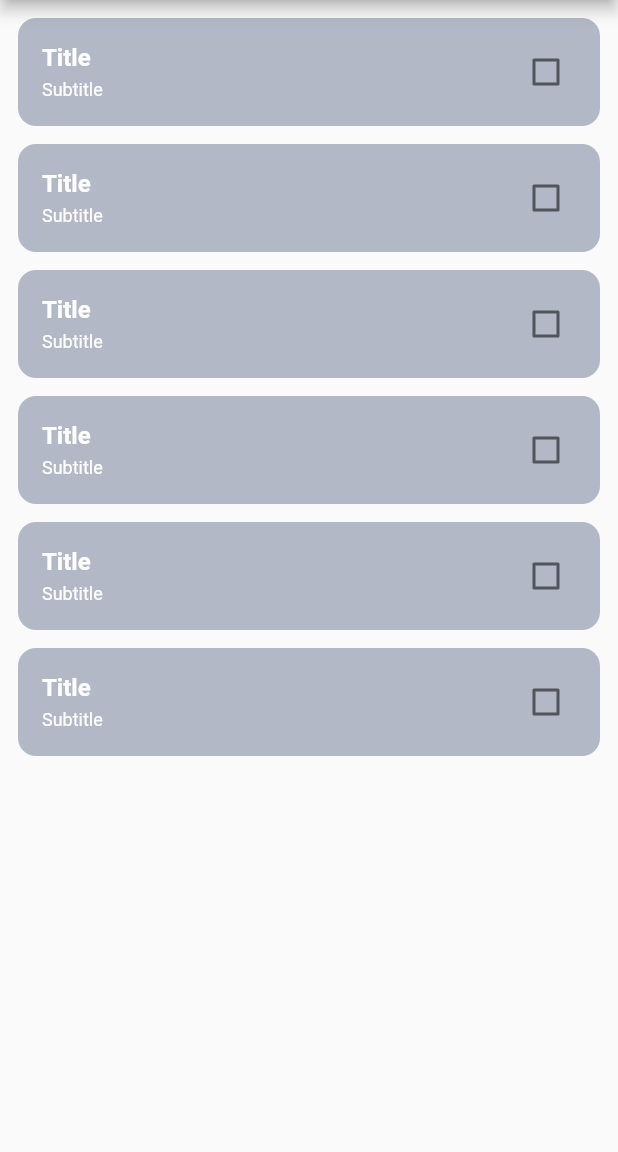
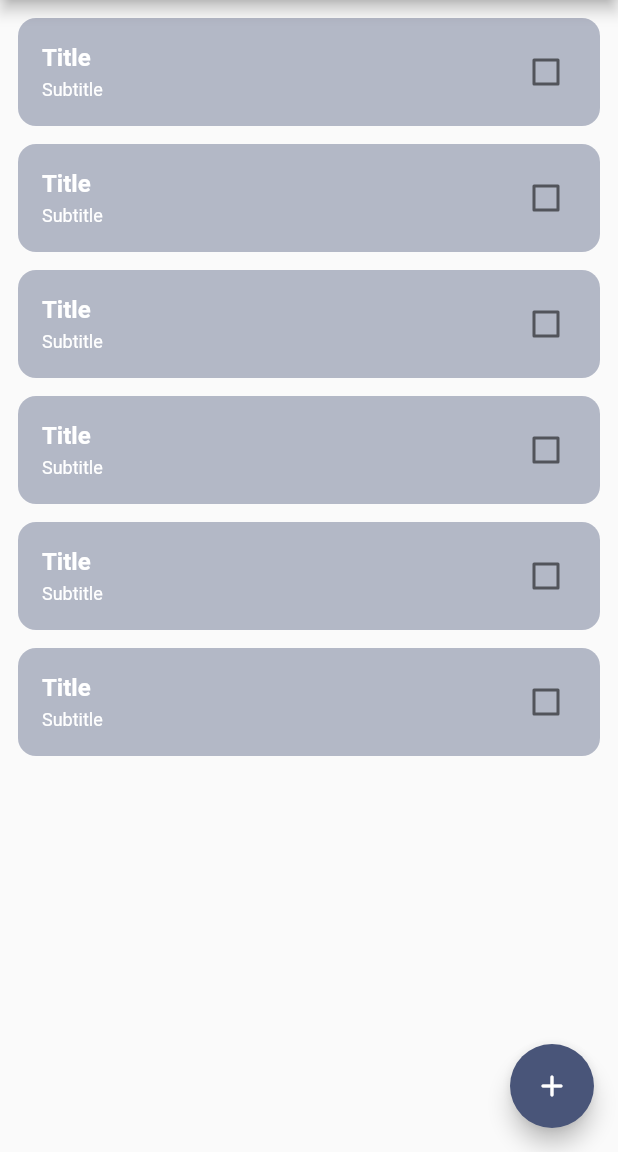
Before and after one commit to RahimCml/to_do_app, a Flutter app: the screen it shows after launch, on a phone screen of 412 x 824 dp, the part 84-1236 px from its top. Run offline on Flutter 3.47's test engine with Material 2 defaults, Android fonts, the phone set to English and light mode, and no system bars.

Commit message:
Create FloatingActionBottom

```diff
--- a/lib/presentation/screens/home/home_screen.dart
+++ b/lib/presentation/screens/home/home_screen.dart
@@ -1,6 +1,7 @@
 import 'package:flutter/material.dart';
 import 'package:to_do_app/presentation/screens/home/widgets/check_box_list_item.dart';
-import '../../../styles/app_text_style.dart';
+import 'package:to_do_app/presentation/screens/home/widgets/floating_action_button.dart';
+import '../../../styles/app_text_styles.dart';
 
 class HomeScreen extends StatelessWidget {
   const HomeScreen({super.key});
@@ -14,11 +15,16 @@ class HomeScreen extends StatelessWidget {
       body: ListView.separated(
         padding: const EdgeInsets.all(12),
         itemCount: 6,
+        shrinkWrap: true,
+        physics: const ClampingScrollPhysics(),
         separatorBuilder:(context, index) => const SizedBox(height: 12),
         itemBuilder:(context, index) {
           return const CheckBoxListItem();
         },
       ),
+      floatingActionButton: const FloatingActionBottomWidget()
     );
   }
 }
+
+// 30 deqiqe ilk videoda
--- a/lib/presentation/screens/home/widgets/check_box_list_item.dart
+++ b/lib/presentation/screens/home/widgets/check_box_list_item.dart
@@ -1,5 +1,5 @@
 import 'package:flutter/material.dart';
-import '../../../../styles/app_text_style.dart';
+import '../../../../styles/app_text_styles.dart';
 import '../../../../themes/app_colors.dart';
 
 class CheckBoxListItem extends StatefulWidget {
--- /dev/null
+++ b/lib/presentation/screens/home/widgets/floating_action_button.dart
@@ -0,0 +1,36 @@
+import 'package:flutter/material.dart';
+
+class FloatingActionBottomWidget extends StatefulWidget {
+  const FloatingActionBottomWidget({super.key});
+
+  @override
+  State<FloatingActionBottomWidget> createState() => _FloatingActionBottomWidgetState();
+}
+
+class _FloatingActionBottomWidgetState extends State<FloatingActionBottomWidget> {
+  @override
+  Widget build(BuildContext context) {
+    return FloatingActionButton(
+      child: const Icon(Icons.add_rounded),
+      onPressed: () {
+        triggerBottomSheet();
+        }
+      );
+  }
+  void triggerBottomSheet() {
+    showModalBottomSheet(
+      context: context,
+      builder: (context) {
+        return ListView(
+          children: const [
+            TextField(
+              decoration: InputDecoration(
+                hintText: 'Enter title'
+              ),
+            )
+          ],
+        );
+      }
+    );
+  }
+}
--- /dev/null
+++ b/lib/styles/app_border_styles.dart
@@ -0,0 +1,11 @@
+import 'package:flutter/material.dart';
+import 'package:to_do_app/themes/app_colors.dart';
+
+class AppBorderStyle {
+  static OutlineInputBorder get inputBorder => OutlineInputBorder(
+    borderRadius: BorderRadius.circular(16),
+    borderSide: BorderSide(
+      color:AppColor.inputBorderColor
+    )
+  );
+}
--- a/lib/themes/app_colors.dart
+++ b/lib/themes/app_colors.dart
@@ -4,4 +4,5 @@ class AppColor {
   static const Color mainColor = Color(0xff495579);
   static const Color textColor = Color(0xffffffff);
   static Color tileColor = mainColor.withOpacity(0.4);
+  static Color inputBorderColor = Colors.grey.shade600;
 }
--- a/lib/themes/app_themes.dart
+++ b/lib/themes/app_themes.dart
@@ -1,9 +1,14 @@
 import 'package:flutter/material.dart';
+import 'package:to_do_app/styles/app_border_styles.dart';
 import 'package:to_do_app/themes/app_colors.dart';
 
 class AppThemes {
   static ThemeData get appThemes => ThemeData(
-    primarySwatch: MaterialColor(0xff495579, colorMap)
+    primarySwatch: MaterialColor(0xff495579, colorMap),
+    inputDecorationTheme: InputDecorationTheme(
+      border: AppBorderStyle.inputBorder,
+      enabledBorder: AppBorderStyle.inputBorder
+    )
   );
 }
 
```
Also changed, not shown: lib/styles/app_text_styles.dart (renamed from lib/styles/app_text_style.dart).
